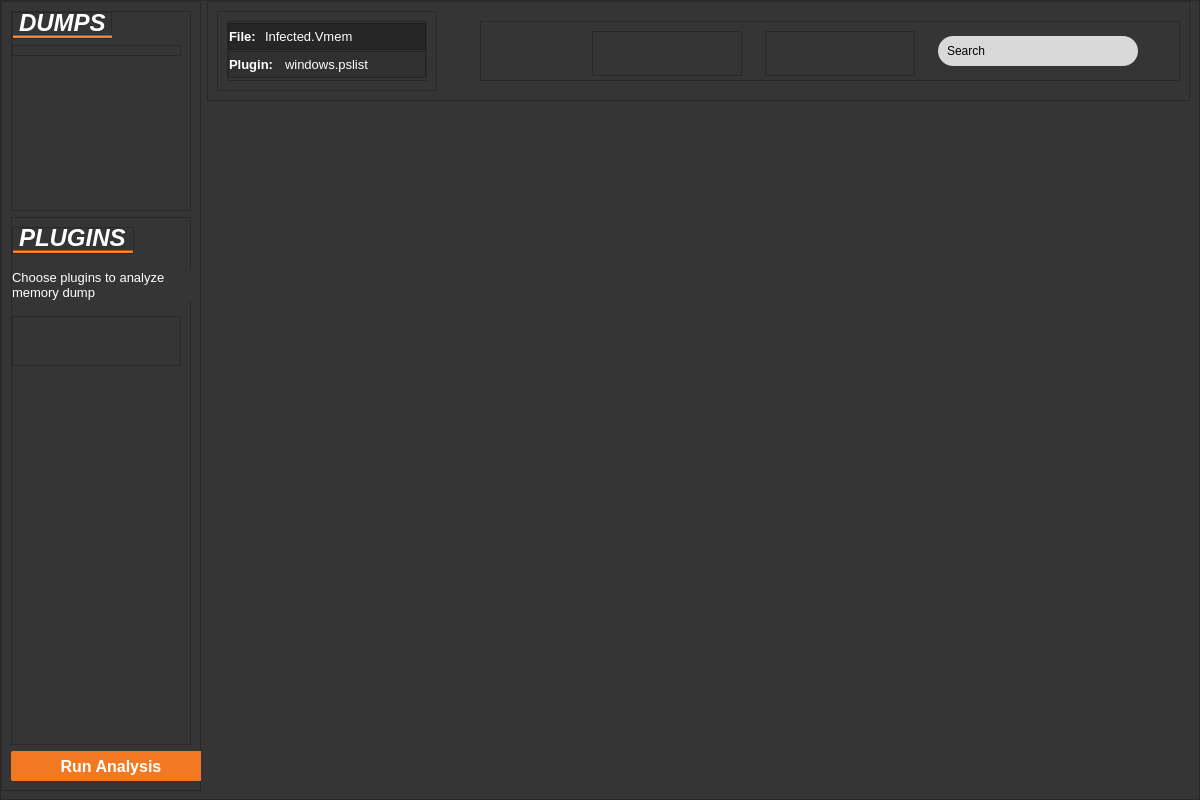
Old version of the form newSimpleAnalyze/screens/ui/DataAnalyze.ui in the repository Smidig-Leo/volatility3.
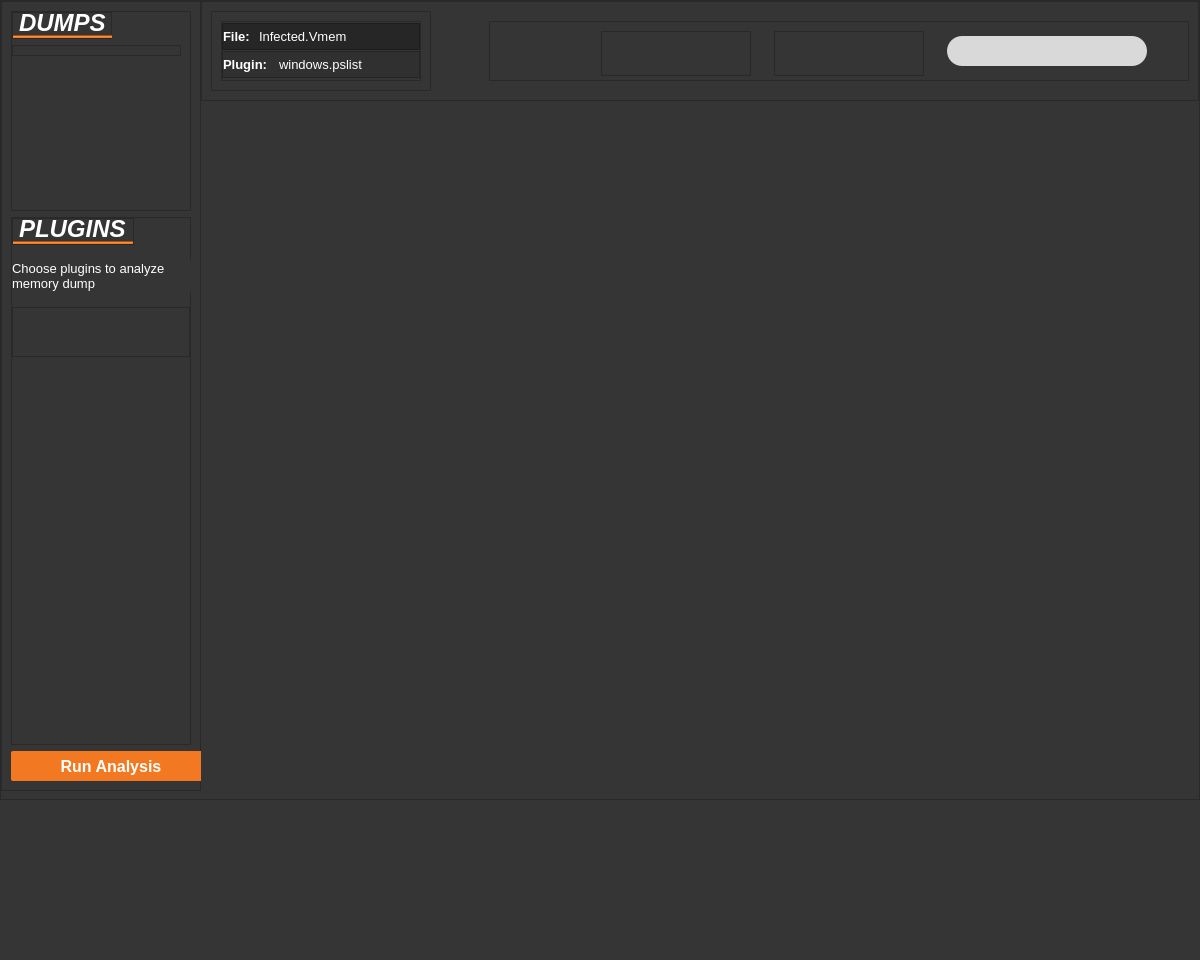
New version of the form.

Commit message: search field for datable

What changed in the file:
```diff
--- a/newSimpleAnalyze/screens/ui/DataAnalyze.ui
+++ b/newSimpleAnalyze/screens/ui/DataAnalyze.ui
@@ -7,7 +7,7 @@
     <x>0</x>
     <y>0</y>
     <width>1200</width>
-    <height>800</height>
+    <height>960</height>
    </rect>
   </property>
   <property name="windowTitle">
@@ -205,10 +205,13 @@
        <property name="topMargin">
         <number>0</number>
        </property>
-       <property name="horizontalSpacing">
-        <number>6</number>
+       <property name="rightMargin">
+        <number>0</number>
        </property>
-       <property name="verticalSpacing">
+       <property name="bottomMargin">
+        <number>0</number>
+       </property>
+       <property name="spacing">
         <number>0</number>
        </property>
        <item row="0" column="1">
@@ -339,9 +342,10 @@
                </property>
                <layout class="QGridLayout" name="gridLayout_8">
                 <item row="0" column="0">
-                 <widget class="QLabel" name="labelSearchText">
-                  <property name="text">
-                   <string>Search</string>
+                 <widget class="QLineEdit" name="lineEditDataSearch">
+                  <property name="styleSheet">
+                   <string notr="true">background-color:transparent;
+border:1px solid transparent;</string>
                   </property>
                  </widget>
                 </item>
@@ -892,7 +896,13 @@
               <number>0</number>
              </property>
              <property name="topMargin">
-              <number>9</number>
+              <number>0</number>
+             </property>
+             <property name="rightMargin">
+              <number>0</number>
+             </property>
+             <property name="bottomMargin">
+              <number>0</number>
              </property>
              <item>
               <widget class="QFrame" name="framePluginsText">
@@ -1114,6 +1124,18 @@
        </item>
        <item row="1" column="1">
         <widget class="QScrollArea" name="dataScroll">
+         <property name="minimumSize">
+          <size>
+           <width>0</width>
+           <height>0</height>
+          </size>
+         </property>
+         <property name="maximumSize">
+          <size>
+           <width>16777215</width>
+           <height>16777215</height>
+          </size>
+         </property>
          <property name="styleSheet">
           <string notr="true">QScrollArea{
 	border:1px solid transparent;
@@ -1127,8 +1149,8 @@
            <rect>
             <x>0</x>
             <y>0</y>
-            <width>979</width>
-            <height>683</height>
+            <width>996</width>
+            <height>697</height>
            </rect>
           </property>
          </widget>
```
The commit also changes 6 other files.
